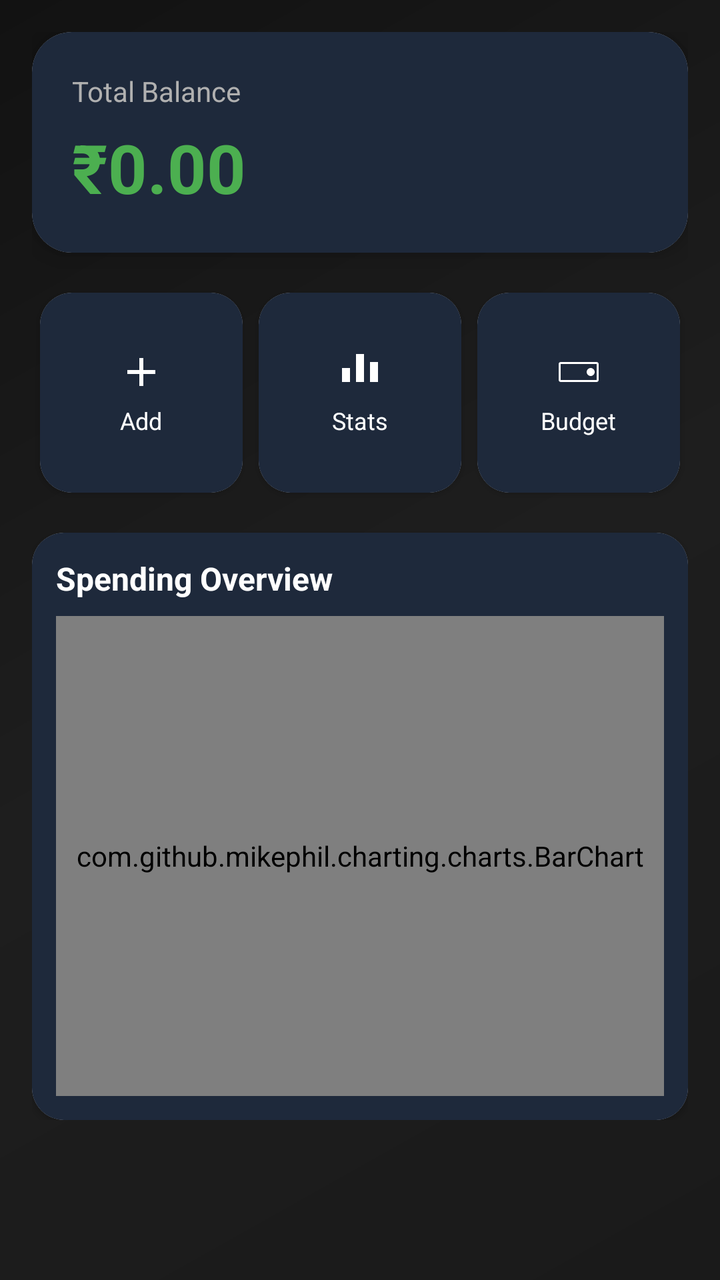
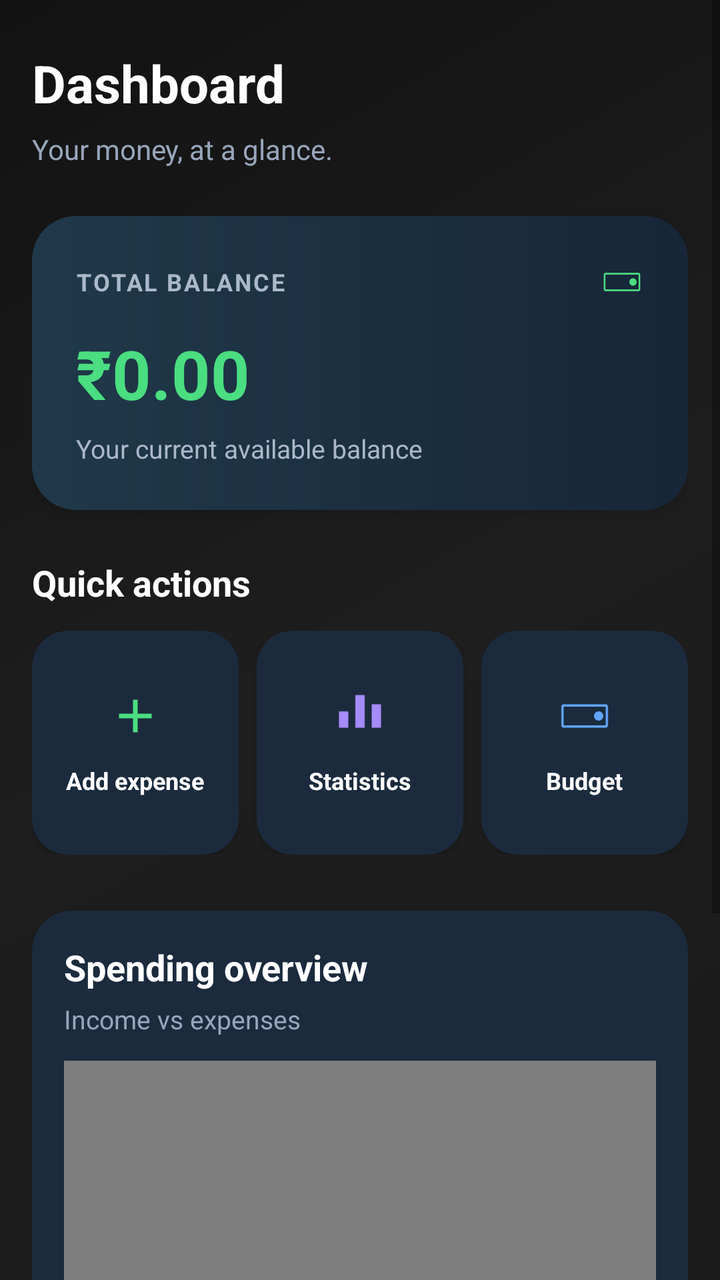

Before-and-after screenshots of an Android layout around one commit, followed by the original layout XML and the change that was made.
<!-- AndroidManifest.xml: application theme Theme.MaterialComponents.DayNight.DarkActionBar -->
<!-- res/layout/activity_main.xml -->
<?xml version="1.0" encoding="utf-8"?>
<androidx.coordinatorlayout.widget.CoordinatorLayout
    xmlns:android="http://schemas.android.com/apk/res/android"
    xmlns:card_view="http://schemas.android.com/apk/res-auto"
    xmlns:app="http://schemas.android.com/apk/res-auto"
    android:background="@drawable/gradient_background_dark"
    android:layout_width="match_parent"
    android:layout_height="match_parent">

    <ScrollView
        android:layout_width="match_parent"
        android:layout_height="match_parent">

        <LinearLayout
            android:padding="16dp"
            android:orientation="vertical"
            android:layout_width="match_parent"
            android:layout_height="wrap_content">

            <androidx.cardview.widget.CardView
                android:layout_width="match_parent"
                android:layout_height="wrap_content"
                android:layout_marginBottom="16dp"
                card_view:cardCornerRadius="20dp"
                card_view:cardElevation="8dp">

                <LinearLayout
                    android:padding="20dp"
                    android:orientation="vertical"
                    android:background="@color/bgEnd"
                    android:layout_width="match_parent"
                    android:layout_height="wrap_content">

                    <TextView
                        android:layout_width="wrap_content"
                        android:layout_height="wrap_content"
                        android:text="Total Balance"
                        android:textColor="@color/gray"
                        android:textSize="14sp" />

                    <TextView
                        android:id="@+id/tvBalance"
                        android:layout_width="wrap_content"
                        android:layout_height="wrap_content"
                        android:text="₹0.00"
                        android:textSize="34sp"
                        android:textStyle="bold"
                        android:textColor="@color/primary_green"
                        android:layout_marginTop="6dp" />
                </LinearLayout>
            </androidx.cardview.widget.CardView>

            <LinearLayout
                android:orientation="horizontal"
                android:layout_width="match_parent"
                android:layout_height="wrap_content"
                android:weightSum="3"
                android:layout_marginBottom="16dp">

                <androidx.cardview.widget.CardView
                    android:id="@+id/cardAdd"
                    android:layout_width="0dp"
                    android:layout_height="100dp"
                    android:layout_weight="1"
                    android:layout_margin="4dp"
                    android:background="@color/bgEnd"
                    card_view:cardCornerRadius="16dp">

                    <LinearLayout
                        android:gravity="center"
                        android:orientation="vertical"
                        android:layout_width="match_parent"
                        android:background="@color/bgEnd"
                        android:layout_height="match_parent">

                        <ImageView
                            android:layout_width="24dp"
                            android:layout_height="24dp"
                            android:src="@drawable/ic_add"
                            android:tint="@color/white" />

                        <TextView
                            android:layout_width="wrap_content"
                            android:layout_height="wrap_content"
                            android:text="Add"
                            android:textSize="12sp"
                            android:textColor="@color/white"
                            android:layout_marginTop="4dp" />
                    </LinearLayout>
                </androidx.cardview.widget.CardView>

                <androidx.cardview.widget.CardView
                    android:id="@+id/cardTransactions"
                    android:layout_width="0dp"
                    android:layout_height="100dp"
                    android:layout_weight="1"
                    android:background="@color/bgEnd"
                    android:layout_margin="4dp"
                    card_view:cardCornerRadius="16dp">

                    <LinearLayout
                        android:gravity="center"
                        android:orientation="vertical"
                        android:layout_width="match_parent"
                        android:background="@color/bgEnd"
                        android:layout_height="match_parent">

                        <ImageView
                            android:layout_width="24dp"
                            android:layout_height="24dp"
                            android:src="@drawable/ic_chart"
                            android:tint="@color/white" />

                        <TextView
                            android:layout_width="wrap_content"
                            android:layout_height="wrap_content"
                            android:text="Stats"
                            android:textSize="12sp"
                            android:textColor="@color/white"
                            android:layout_marginTop="4dp" />
                    </LinearLayout>
                </androidx.cardview.widget.CardView>

                <androidx.cardview.widget.CardView
                    android:id="@+id/cardBudget"
                    android:layout_width="0dp"
                    android:layout_height="100dp"
                    android:layout_weight="1"
                    android:layout_margin="4dp"
                    android:background="@color/bgEnd"
                    card_view:cardCornerRadius="16dp">

                    <LinearLayout
                        android:gravity="center"
                        android:orientation="vertical"
                        android:layout_width="match_parent"
                        android:background="@color/bgEnd"
                        android:layout_height="match_parent">

                        <ImageView
                            android:layout_width="24dp"
                            android:layout_height="24dp"
                            android:src="@drawable/ic_wallet"
                            android:tint="@color/white" />

                        <TextView
                            android:layout_width="wrap_content"
                            android:layout_height="wrap_content"
                            android:text="Budget"
                            android:textSize="12sp"
                            android:textColor="@color/white"
                            android:layout_marginTop="4dp" />
                    </LinearLayout>
                </androidx.cardview.widget.CardView>
            </LinearLayout>

            <androidx.cardview.widget.CardView
                android:layout_width="match_parent"
                android:layout_height="wrap_content"
                android:background="@color/bgEnd"
                card_view:cardCornerRadius="16dp">

                <LinearLayout
                    android:padding="12dp"
                    android:orientation="vertical"
                    android:background="@color/bgEnd"
                    android:layout_width="match_parent"
                    android:layout_height="wrap_content">

                    <TextView
                        android:layout_width="wrap_content"
                        android:layout_height="wrap_content"
                        android:text="Spending Overview"
                        android:textColor="@color/white"
                        android:textStyle="bold"
                        android:textSize="16sp"
                        android:layout_marginBottom="8dp" />

                    <com.github.mikephil.charting.charts.BarChart
                        android:id="@+id/BarChart"
                        android:layout_width="match_parent"
                        android:layout_height="240dp" />
                </LinearLayout>
            </androidx.cardview.widget.CardView>

        </LinearLayout>
    </ScrollView>

</androidx.coordinatorlayout.widget.CoordinatorLayout>
<!-- resources referenced by this layout -->
<resources>
  <color name="bgEnd">#1E293B</color>
  <color name="gray">#B0B0B0</color>
  <color name="primary_green">#4CAF50</color>
  <color name="white">#FFFFFF</color>
  <!-- drawable gradient_background_dark (drawable) -->
  <?xml version="1.0" encoding="utf-8"?>
  <shape xmlns:android="http://schemas.android.com/apk/res/android">
      <gradient
          android:angle="135"
          android:startColor="@color/startColor"
          android:centerColor="@color/centerColor"
          android:endColor="@color/endColor"
          android:type="linear" />
  </shape>
  <!-- drawable ic_add (drawable) -->
  <vector xmlns:android="http://schemas.android.com/apk/res/android"
      android:width="24dp"
      android:height="24dp"
      android:viewportWidth="24"
      android:viewportHeight="24">
  
      <path
          android:fillColor="#FFFFFF"
          android:pathData="M19,11H13V5H11V11H5V13H11V19H13V13H19V11Z" />
  </vector>
  <!-- drawable ic_chart (drawable) -->
  <vector xmlns:android="http://schemas.android.com/apk/res/android"
      android:width="24dp"
      android:height="24dp"
      android:viewportWidth="24"
      android:viewportHeight="24">
  
      <path
          android:fillColor="#FFFFFF"
          android:pathData="M3,17H7V10H3V17M10,17H14V3H10V17M17,17H21V7H17V17Z" />
  </vector>
  <!-- drawable ic_wallet (drawable) -->
  <vector xmlns:android="http://schemas.android.com/apk/res/android"
      android:width="24dp"
      android:height="24dp"
      android:viewportWidth="24"
      android:viewportHeight="24">
  
      <path
          android:fillColor="#FFFFFF"
          android:pathData="M21,7H3C2.45,7 2,7.45 2,8V16C2,16.55 2.45,17 3,17H21C21.55,17 22,16.55 22,16V8C22,7.45 21.55,7 21,7M21,16H3V8H21V16M16,12C16,10.9 16.9,10 18,10C19.1,10 20,10.9 20,12C20,13.1 19.1,14 18,14C16.9,14 16,13.1 16,12Z"/>
  </vector>
  <color name="startColor">#1a1a1a</color>
  <color name="centerColor">#1e1e1e</color>
  <color name="endColor">#121212</color>
</resources>

<!-- the commit's change to res/layout/activity_main.xml (unified diff, before → after) -->
@@ -1,185 +1,326 @@
 <?xml version="1.0" encoding="utf-8"?>
 <androidx.coordinatorlayout.widget.CoordinatorLayout
     xmlns:android="http://schemas.android.com/apk/res/android"
-    xmlns:card_view="http://schemas.android.com/apk/res-auto"
     xmlns:app="http://schemas.android.com/apk/res-auto"
-    android:background="@drawable/gradient_background_dark"
     android:layout_width="match_parent"
-    android:layout_height="match_parent">
+    android:layout_height="match_parent"
+    android:background="@drawable/gradient_background_dark">
 
     <ScrollView
         android:layout_width="match_parent"
-        android:layout_height="match_parent">
+        android:layout_height="match_parent"
+        android:fillViewport="true"
+        android:clipToPadding="false"
+        android:paddingBottom="16dp"
+        android:scrollbars="vertical">
 
         <LinearLayout
-            android:padding="16dp"
+            android:layout_width="match_parent"
+            android:layout_height="wrap_content"
             android:orientation="vertical"
-            android:layout_width="match_parent"
-            android:layout_height="wrap_content">
-
+            android:paddingStart="16dp"
+            android:paddingEnd="16dp"
+            android:paddingTop="24dp"
+            android:paddingBottom="24dp">
+
+            
+            <TextView
+                android:layout_width="match_parent"
+                android:layout_height="wrap_content"
+                android:text="Dashboard"
+                android:textColor="#FFFFFF"
+                android:textSize="26sp"
+                android:textStyle="bold"
+                android:layout_marginBottom="6dp" />
+
+            <TextView
+                android:layout_width="match_parent"
+                android:layout_height="wrap_content"
+                android:text="Your money, at a glance."
+                android:textColor="#98A6BB"
+                android:textSize="14sp"
+                android:layout_marginBottom="24dp" />
+
+            
             <androidx.cardview.widget.CardView
                 android:layout_width="match_parent"
                 android:layout_height="wrap_content"
-                android:layout_marginBottom="16dp"
-                card_view:cardCornerRadius="20dp"
-                card_view:cardElevation="8dp">
+                android:layout_marginBottom="24dp"
+                app:cardBackgroundColor="#1B2B3D"
+                app:cardCornerRadius="22dp"
+                app:cardElevation="4dp"
+                app:cardUseCompatPadding="false">
 
                 <LinearLayout
-                    android:padding="20dp"
+                    android:layout_width="match_parent"
+                    android:layout_height="wrap_content"
                     android:orientation="vertical"
-                    android:background="@color/bgEnd"
-                    android:layout_width="match_parent"
-                    android:layout_height="wrap_content">
-
-                    <TextView
-                        android:layout_width="wrap_content"
-                        android:layout_height="wrap_content"
-                        android:text="Total Balance"
-                        android:textColor="@color/gray"
-                        android:textSize="14sp" />
+                    android:padding="22dp"
+                    android:background="@drawable/bg_balance_card">
+
+                    <LinearLayout
+                        android:layout_width="match_parent"
+                        android:layout_height="wrap_content"
+                        android:gravity="center_vertical"
+                        android:orientation="horizontal">
+
+                        <TextView
+                            android:layout_width="0dp"
+                            android:layout_height="wrap_content"
+                            android:layout_weight="1"
+                            android:text="TOTAL BALANCE"
+                            android:textColor="#AAB8CA"
+                            android:textSize="12sp"
+                            android:letterSpacing="0.08"
+                            android:textStyle="bold" />
+
+                        <ImageView
+                            android:layout_width="22dp"
+                            android:layout_height="22dp"
+                            android:src="@drawable/ic_wallet"
+                            android:contentDescription="Wallet"
+                            android:tint="#4ADE80" />
+
+                    </LinearLayout>
 
                     <TextView
                         android:id="@+id/tvBalance"
                         android:layout_width="wrap_content"
                         android:layout_height="wrap_content"
+                        android:layout_marginTop="12dp"
                         android:text="₹0.00"
+                        android:textColor="#4ADE80"
                         android:textSize="34sp"
                         android:textStyle="bold"
-                        android:textColor="@color/primary_green"
-                        android:layout_marginTop="6dp" />
+                        android:fontFamily="sans"
+                        android:maxLines="1"
+                        android:ellipsize="end" />
+
+                    <TextView
+                        android:layout_width="wrap_content"
+                        android:layout_height="wrap_content"
+                        android:layout_marginTop="6dp"
+                        android:text="Your current available balance"
+                        android:textColor="#AAB8CA"
+                        android:textSize="13sp" />
+
                 </LinearLayout>
             </androidx.cardview.widget.CardView>
 
+            
+            <TextView
+                android:layout_width="match_parent"
+                android:layout_height="wrap_content"
+                android:text="Quick actions"
+                android:textColor="#FFFFFF"
+                android:textSize="18sp"
+                android:textStyle="bold"
+                android:layout_marginBottom="12dp" />
+
+            
             <LinearLayout
+                android:layout_width="match_parent"
+                android:layout_height="wrap_content"
                 android:orientation="horizontal"
-                android:layout_width="match_parent"
-                android:layout_height="wrap_content"
-                android:weightSum="3"
-                android:layout_marginBottom="16dp">
+                android:gravity="center"
+                android:layout_marginBottom="28dp">
 
                 <androidx.cardview.widget.CardView
                     android:id="@+id/cardAdd"
                     android:layout_width="0dp"
-                    android:layout_height="100dp"
+                    android:layout_height="112dp"
                     android:layout_weight="1"
-                    android:layout_margin="4dp"
-                    android:background="@color/bgEnd"
-                    card_view:cardCornerRadius="16dp">
-
-                    <LinearLayout
+                    android:layout_marginEnd="6dp"
+                    android:clickable="true"
+                    android:focusable="true"
+                    android:foreground="?attr/selectableItemBackground"
+                    app:cardBackgroundColor="#1B2B3D"
+                    app:cardCornerRadius="18dp"
+                    app:cardElevation="2dp">
+
+                    <LinearLayout
+                        android:layout_width="match_parent"
+                        android:layout_height="match_parent"
                         android:gravity="center"
                         android:orientation="vertical"
-                        android:layout_width="match_parent"
-                        android:background="@color/bgEnd"
-                        android:layout_height="match_parent">
+                        android:padding="8dp">
 
                         <ImageView
-                            android:layout_width="24dp"
-                            android:layout_height="24dp"
+                            android:layout_width="28dp"
+                            android:layout_height="28dp"
                             android:src="@drawable/ic_add"
-                            android:tint="@color/white" />
-
-                        <TextView
-                            android:layout_width="wrap_content"
-                            android:layout_height="wrap_content"
-                            android:text="Add"
-                            android:textSize="12sp"
-                            android:textColor="@color/white"
-                            android:layout_marginTop="4dp" />
+                            android:contentDescription="Add expense"
+                            android:tint="#4ADE80" />
+
+                        <TextView
+                            android:layout_width="wrap_content"
+                            android:layout_height="wrap_content"
+                            android:text="Add expense"
+                            android:textColor="#FFFFFF"
+                            android:textSize="12sp"
+                            android:textStyle="bold"
+                            android:gravity="center"
+                            android:layout_marginTop="10dp" />
+
                     </LinearLayout>
                 </androidx.cardview.widget.CardView>
 
                 <androidx.cardview.widget.CardView
                     android:id="@+id/cardTransactions"
                     android:layout_width="0dp"
-                    android:layout_height="100dp"
+                    android:layout_height="112dp"
                     android:layout_weight="1"
-                    android:background="@color/bgEnd"
-                    android:layout_margin="4dp"
-                    card_view:cardCornerRadius="16dp">
-
-                    <LinearLayout
+                    android:layout_marginStart="3dp"
+                    android:layout_marginEnd="3dp"
+                    android:clickable="true"
+                    android:focusable="true"
+                    android:foreground="?attr/selectableItemBackground"
+                    app:cardBackgroundColor="#1B2B3D"
+                    app:cardCornerRadius="18dp"
+                    app:cardElevation="2dp">
+
+                    <LinearLayout
+                        android:layout_width="match_parent"
+                        android:layout_height="match_parent"
                         android:gravity="center"
                         android:orientation="vertical"
-                        android:layout_width="match_parent"
-                        android:background="@color/bgEnd"
-                        android:layout_height="match_parent">
+                        android:padding="8dp">
 
                         <ImageView
-                            android:layout_width="24dp"
-                            android:layout_height="24dp"
+                            android:layout_width="28dp"
+                            android:layout_height="28dp"
                             android:src="@drawable/ic_chart"
-                            android:tint="@color/white" />
-
-                        <TextView
-                            android:layout_width="wrap_content"
-                            android:layout_height="wrap_content"
-                            android:text="Stats"
-                            android:textSize="12sp"
-                            android:textColor="@color/white"
-                            android:layout_marginTop="4dp" />
+                            android:contentDescription="Statistics"
+                            android:tint="#A78BFA" />
+
+                        <TextView
+                            android:layout_width="wrap_content"
+                            android:layout_height="wrap_content"
+                            android:text="Statistics"
+                            android:textColor="#FFFFFF"
+                            android:textSize="12sp"
+                            android:textStyle="bold"
+                            android:gravity="center"
+                            android:layout_marginTop="10dp" />
+
                     </LinearLayout>
                 </androidx.cardview.widget.CardView>
 
                 <androidx.cardview.widget.CardView
                     android:id="@+id/cardBudget"
                     android:layout_width="0dp"
-                    android:layout_height="100dp"
+                    android:layout_height="112dp"
                     android:layout_weight="1"
-                    android:layout_margin="4dp"
-                    android:background="@color/bgEnd"
-                    card_view:cardCornerRadius="16dp">
-
-                    <LinearLayout
+                    android:layout_marginStart="6dp"
+                    android:clickable="true"
+                    android:focusable="true"
+                    android:foreground="?attr/selectableItemBackground"
+                    app:cardBackgroundColor="#1B2B3D"
+                    app:cardCornerRadius="18dp"
+                    app:cardElevation="2dp">
+
+                    <LinearLayout
+                        android:layout_width="match_parent"
+                        android:layout_height="match_parent"
                         android:gravity="center"
                         android:orientation="vertical"
-                        android:layout_width="match_parent"
-                        android:background="@color/bgEnd"
-                        android:layout_height="match_parent">
+                        android:padding="8dp">
 
                         <ImageView
-                            android:layout_width="24dp"
-                            android:layout_height="24dp"
+                            android:layout_width="28dp"
+                            android:layout_height="28dp"
                             android:src="@drawable/ic_wallet"
-                            android:tint="@color/white" />
+                            android:contentDescription="Budget"
+                            android:tint="#60A5FA" />
 
                         <TextView
                             android:layout_width="wrap_content"
                             android:layout_height="wrap_content"
                             android:text="Budget"
-                            android:textSize="12sp"
-                            android:textColor="@color/white"
-                            android:layout_marginTop="4dp" />
+                            android:textColor="#FFFFFF"
+                            android:textSize="12sp"
+                            android:textStyle="bold"
+                            android:gravity="center"
+                            android:layout_marginTop="10dp" />
+
                     </LinearLayout>
                 </androidx.cardview.widget.CardView>
+
             </LinearLayout>
 
+            
             <androidx.cardview.widget.CardView
                 android:layout_width="match_parent"
                 android:layout_height="wrap_content"
-                android:background="@color/bgEnd"
-                card_view:cardCornerRadius="16dp">
+                android:layout_marginBottom="20dp"
+                app:cardBackgroundColor="#1B2B3D"
+                app:cardCornerRadius="20dp"
+                app:cardElevation="3dp">
 
                 <LinearLayout
-                    android:padding="12dp"
+                    android:layout_width="match_parent"
+                    android:layout_height="wrap_content"
                     android:orientation="vertical"
-                    android:background="@color/bgEnd"
-                    android:layout_width="match_parent"
-                    android:layout_height="wrap_content">
+                    android:padding="16dp">
 
                     <TextView
-                        android:layout_width="wrap_content"
-                        android:layout_height="wrap_content"
-                        android:text="Spending Overview"
-                        android:textColor="@color/white"
-                        android:textStyle="bold"
-                        android:textSize="16sp"
-                        android:layout_marginBottom="8dp" />
+                        android:layout_width="match_parent"
+                        android:layout_height="wrap_content"
+                        android:text="Spending overview"
+                        android:textColor="#FFFFFF"
+                        android:textSize="18sp"
+                        android:textStyle="bold" />
+
+                    <TextView
+                        android:layout_width="match_parent"
+                        android:layout_height="wrap_content"
+                        android:text="Income vs expenses"
+                        android:textColor="#98A6BB"
+                        android:textSize="13sp"
+                        android:layout_marginTop="5dp"
+                        android:layout_marginBottom="12dp" />
 
                     <com.github.mikephil.charting.charts.BarChart
                         android:id="@+id/BarChart"
                         android:layout_width="match_parent"
-                        android:layout_height="240dp" />
+                        android:layout_height="260dp"
+                        android:contentDescription="Bar chart comparing income and expenses" />
+
+                    
+                    <LinearLayout
+                        android:layout_width="match_parent"
+                        android:layout_height="wrap_content"
+                        android:gravity="center"
+                        android:orientation="horizontal"
+                        android:layout_marginTop="8dp">
+
+                        <View
+                            android:layout_width="10dp"
+                            android:layout_height="10dp"
+                            android:background="#4ADE80" />
+
+                        <TextView
+                            android:layout_width="wrap_content"
+                            android:layout_height="wrap_content"
+                            android:text=" Income"
+                            android:textColor="#CBD5E1"
+                            android:textSize="12sp"
+                            android:layout_marginEnd="20dp" />
+
+                        <View
+                            android:layout_width="10dp"
+                            android:layout_height="10dp"
+                            android:background="#F87171" />
+
+                        <TextView
+                            android:layout_width="wrap_content"
+                            android:layout_height="wrap_content"
+                            android:text=" Expenses"
+                            android:textColor="#CBD5E1"
+                            android:textSize="12sp" />
+
+                    </LinearLayout>
+
                 </LinearLayout>
             </androidx.cardview.widget.CardView>
 
<!-- resource entries referenced after the edit -->
@@ -1,9 +1,15 @@
 <!-- resources referenced by this layout -->
 <resources>
-  <color name="bgEnd">#1E293B</color>
-  <color name="gray">#B0B0B0</color>
-  <color name="primary_green">#4CAF50</color>
-  <color name="white">#FFFFFF</color>
+  <!-- drawable bg_balance_card (drawable) -->
+  <?xml version="1.0" encoding="utf-8"?>
+  <shape xmlns:android="http://schemas.android.com/apk/res/android">
+      <gradient
+          android:angle="0"
+          android:startColor="#20394A"
+          android:endColor="#172638"
+          android:type="linear" />
+      <corners android:radius="22dp" />
+  </shape>
   <!-- drawable gradient_background_dark (drawable) -->
   <?xml version="1.0" encoding="utf-8"?>
   <shape xmlns:android="http://schemas.android.com/apk/res/android">
